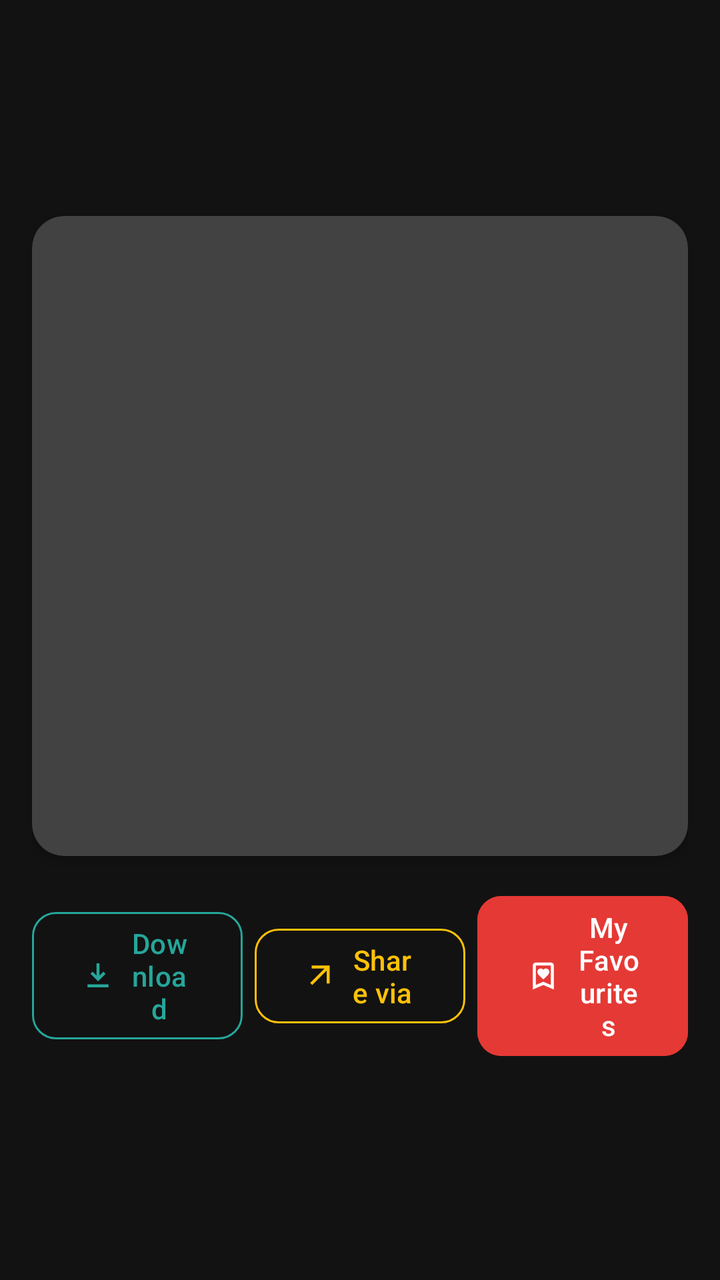
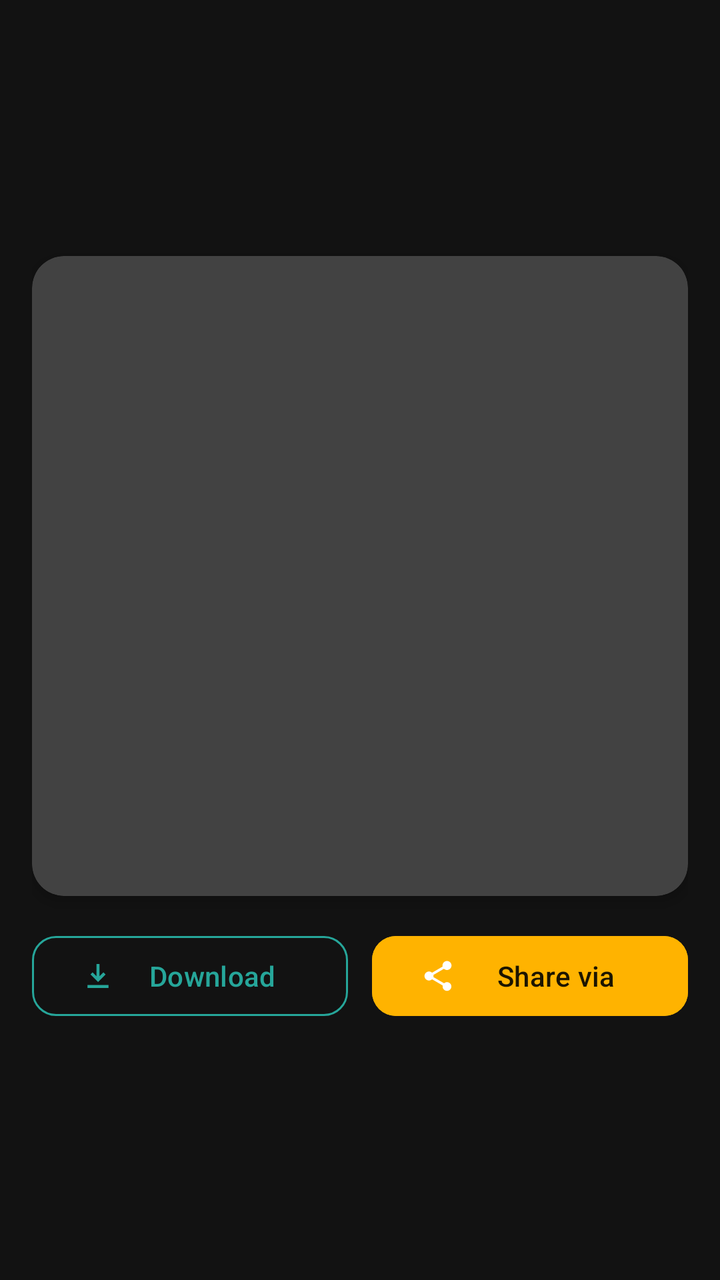

Two renders of the same Android screen: before a commit and after it. Below are the layout's source before the change and the commit's diff.
<!-- AndroidManifest.xml: application theme Theme.TheCatalogue -->
<!-- res/layout/dialog_cat_preview.xml -->
<?xml version="1.0" encoding="utf-8"?>
<LinearLayout xmlns:android="http://schemas.android.com/apk/res/android"
    xmlns:app="http://schemas.android.com/apk/res-auto"
    android:layout_width="match_parent"
    android:layout_height="wrap_content"
    android:orientation="vertical"
    android:padding="16dp"
    android:gravity="center">

    <androidx.cardview.widget.CardView
        android:layout_width="match_parent"
        android:layout_height="320dp"
        app:cardCornerRadius="16dp"
        app:cardElevation="4dp">

        <ImageView
            android:id="@+id/previewCatImage"
            android:layout_width="match_parent"
            android:layout_height="match_parent"
            android:contentDescription="@string/cat_detail_title"
            android:scaleType="centerCrop" />

    </androidx.cardview.widget.CardView>

    <LinearLayout
        android:layout_width="match_parent"
        android:layout_height="wrap_content"
        android:orientation="horizontal"
        android:gravity="center"
        android:paddingTop="16dp">

        <com.google.android.material.button.MaterialButton
            android:id="@+id/btnPreviewDownload"
            style="@style/Widget.Material3.Button.OutlinedButton"
            android:layout_width="0dp"
            android:layout_height="wrap_content"
            android:layout_weight="1"
            android:layout_marginEnd="4dp"
            app:cornerRadius="12dp"
            app:icon="@drawable/ic_download"
            app:iconTint="@color/download_teal"
            app:strokeColor="@color/download_teal"
            android:textColor="@color/download_teal"
            android:text="@string/download" />

        <com.google.android.material.button.MaterialButton
            android:id="@+id/btnPreviewShare"
            style="@style/Widget.Material3.Button.OutlinedButton"
            android:layout_width="0dp"
            android:layout_height="wrap_content"
            android:layout_weight="1"
            android:layout_marginStart="2dp"
            android:layout_marginEnd="2dp"
            app:cornerRadius="12dp"
            app:icon="@drawable/ic_share"
            app:iconTint="@color/share_gold"
            app:strokeColor="@color/share_gold"
            android:textColor="@color/share_gold"
            android:text="@string/share_via" />

        <com.google.android.material.button.MaterialButton
            android:id="@+id/btnPreviewFavorite"
            style="@style/Widget.Material3.Button"
            android:layout_width="0dp"
            android:layout_height="wrap_content"
            android:layout_weight="1"
            android:layout_marginStart="4dp"
            app:cornerRadius="12dp"
            app:icon="@drawable/ic_favourite"
            app:iconTint="@color/white"
            android:backgroundTint="@color/crimson_red"
            android:textColor="@color/white"
            android:text="@string/nav_my_favourites" />

    </LinearLayout>

</LinearLayout>
<!-- resources referenced by this layout -->
<resources>
  <color name="crimson_red">#E53935</color>
  <color name="download_teal">#26A69A</color>
  <color name="share_gold">#FFC107</color>
  <color name="white">#FFFFFFFF</color>
  <!-- drawable ic_download (drawable) -->
  <?xml version="1.0" encoding="utf-8"?>
  <vector xmlns:android="http://schemas.android.com/apk/res/android"
      android:width="24dp"
      android:height="24dp"
      android:viewportWidth="24"
      android:viewportHeight="24">
      <path
          android:fillColor="@android:color/white"
          android:pathData="M12,16L7,11L8.41,9.59L11,12.17V4H13V12.17L15.59,9.59L17,11L12,16ZM5,20V18H19V20H5Z" />
  </vector>
  <!-- drawable ic_favourite (drawable) -->
  <vector xmlns:android="http://schemas.android.com/apk/res/android" android:height="24dp" android:tint="#000000" android:viewportHeight="960" android:viewportWidth="960" android:width="24dp">
        
      <path android:fillColor="@android:color/white" android:pathData="M480,572Q531,525 562.5,494.5Q594,464 611,442Q628,420 634,403.5Q640,387 640,368Q640,332 614,306Q588,280 552,280Q531,280 511.5,288.5Q492,297 480,312Q468,297 449,288.5Q430,280 408,280Q372,280 346,306Q320,332 320,368Q320,387 325.5,403Q331,419 348,441Q365,463 396,493.5Q427,524 480,572ZM200,840L200,200Q200,167 223.5,143.5Q247,120 280,120L680,120Q713,120 736.5,143.5Q760,167 760,200L760,840L480,720L200,840ZM280,718L480,632L680,718L680,200Q680,200 680,200Q680,200 680,200L280,200Q280,200 280,200Q280,200 280,200L280,718ZM280,200L280,200Q280,200 280,200Q280,200 280,200L680,200Q680,200 680,200Q680,200 680,200L680,200L480,200L280,200Z"/>
      
  </vector>
  <!-- drawable ic_share (drawable) -->
  <vector xmlns:android="http://schemas.android.com/apk/res/android" android:autoMirrored="true" android:height="24dp" android:tint="#000000" android:viewportHeight="960" android:viewportWidth="960" android:width="24dp">
        
      <path android:fillColor="@android:color/white" android:pathData="M256,720L200,664L584,280L240,280L240,200L720,200L720,680L640,680L640,336L256,720Z"/>
      
  </vector>
  <string name="cat_detail_title">Cat Details</string>
  <string name="download">Download</string>
  <string name="nav_my_favourites">My Favourites</string>
  <string name="share_via">Share via</string>
  <style name="Theme.TheCatalogue" parent="Theme.Material3.Dark.NoActionBar">
          <item name="colorPrimary">@color/primary_gold</item>
          <item name="colorOnPrimary">@color/on_primary_gold</item>
          <item name="colorPrimaryContainer">@color/primary_container_gold</item>
          <item name="colorOnPrimaryContainer">@color/on_primary_container_gold</item>
  
          <item name="colorSecondary">@color/crimson_red</item>
          <item name="colorOnSecondary">@color/on_crimson_red</item>
  
          <item name="android:colorBackground">@color/dark_background</item>
          <item name="colorSurface">@color/dark_surface</item>
          <item name="colorOnSurface">@color/on_dark_surface</item>
  
          <item name="android:statusBarColor">@color/dark_background</item>
          <item name="android:navigationBarColor">@color/dark_background</item>
      </style>
  <color name="primary_gold">#FFB300</color>
  <color name="on_primary_gold">#1C1500</color>
  <color name="primary_container_gold">#3A2B00</color>
  <color name="on_primary_container_gold">#FFDF9E</color>
  <color name="on_crimson_red">#FFFFFF</color>
  <color name="dark_background">#121212</color>
  <color name="dark_surface">#1E1B18</color>
  <color name="on_dark_surface">#F5F5F5</color>
</resources>

<!-- the commit's change to res/layout/dialog_cat_preview.xml (unified diff, before → after) -->
@@ -35,7 +35,7 @@
             android:layout_width="0dp"
             android:layout_height="wrap_content"
             android:layout_weight="1"
-            android:layout_marginEnd="4dp"
+            android:layout_marginEnd="6dp"
             app:cornerRadius="12dp"
             app:icon="@drawable/ic_download"
             app:iconTint="@color/download_teal"
@@ -45,32 +45,17 @@
 
         <com.google.android.material.button.MaterialButton
             android:id="@+id/btnPreviewShare"
-            style="@style/Widget.Material3.Button.OutlinedButton"
-            android:layout_width="0dp"
-            android:layout_height="wrap_content"
-            android:layout_weight="1"
-            android:layout_marginStart="2dp"
-            android:layout_marginEnd="2dp"
-            app:cornerRadius="12dp"
-            app:icon="@drawable/ic_share"
-            app:iconTint="@color/share_gold"
-            app:strokeColor="@color/share_gold"
-            android:textColor="@color/share_gold"
-            android:text="@string/share_via" />
-
-        <com.google.android.material.button.MaterialButton
-            android:id="@+id/btnPreviewFavorite"
             style="@style/Widget.Material3.Button"
             android:layout_width="0dp"
             android:layout_height="wrap_content"
             android:layout_weight="1"
-            android:layout_marginStart="4dp"
+            android:layout_marginStart="6dp"
             app:cornerRadius="12dp"
-            app:icon="@drawable/ic_favourite"
+            app:icon="@drawable/ic_share"
             app:iconTint="@color/white"
-            android:backgroundTint="@color/crimson_red"
-            android:textColor="@color/white"
-            android:text="@string/nav_my_favourites" />
+            android:backgroundTint="@color/primary_gold"
+            android:textColor="@color/on_primary_gold"
+            android:text="@string/share_via" />
 
     </LinearLayout>
 
<!-- resource entries referenced after the edit -->
@@ -2,7 +2,6 @@
 <resources>
   <color name="crimson_red">#E53935</color>
   <color name="download_teal">#26A69A</color>
-  <color name="share_gold">#FFC107</color>
   <color name="white">#FFFFFFFF</color>
   <!-- drawable ic_download (drawable) -->
   <?xml version="1.0" encoding="utf-8"?>
@@ -15,21 +14,19 @@
           android:fillColor="@android:color/white"
           android:pathData="M12,16L7,11L8.41,9.59L11,12.17V4H13V12.17L15.59,9.59L17,11L12,16ZM5,20V18H19V20H5Z" />
   </vector>
-  <!-- drawable ic_favourite (drawable) -->
-  <vector xmlns:android="http://schemas.android.com/apk/res/android" android:height="24dp" android:tint="#000000" android:viewportHeight="960" android:viewportWidth="960" android:width="24dp">
-        
-      <path android:fillColor="@android:color/white" android:pathData="M480,572Q531,525 562.5,494.5Q594,464 611,442Q628,420 634,403.5Q640,387 640,368Q640,332 614,306Q588,280 552,280Q531,280 511.5,288.5Q492,297 480,312Q468,297 449,288.5Q430,280 408,280Q372,280 346,306Q320,332 320,368Q320,387 325.5,403Q331,419 348,441Q365,463 396,493.5Q427,524 480,572ZM200,840L200,200Q200,167 223.5,143.5Q247,120 280,120L680,120Q713,120 736.5,143.5Q760,167 760,200L760,840L480,720L200,840ZM280,718L480,632L680,718L680,200Q680,200 680,200Q680,200 680,200L280,200Q280,200 280,200Q280,200 280,200L280,718ZM280,200L280,200Q280,200 280,200Q280,200 280,200L680,200Q680,200 680,200Q680,200 680,200L680,200L480,200L280,200Z"/>
-      
-  </vector>
   <!-- drawable ic_share (drawable) -->
-  <vector xmlns:android="http://schemas.android.com/apk/res/android" android:autoMirrored="true" android:height="24dp" android:tint="#000000" android:viewportHeight="960" android:viewportWidth="960" android:width="24dp">
-        
-      <path android:fillColor="@android:color/white" android:pathData="M256,720L200,664L584,280L240,280L240,200L720,200L720,680L640,680L640,336L256,720Z"/>
-      
+  <?xml version="1.0" encoding="utf-8"?>
+  <vector xmlns:android="http://schemas.android.com/apk/res/android"
+      android:width="24dp"
+      android:height="24dp"
+      android:viewportWidth="24"
+      android:viewportHeight="24">
+      <path
+          android:fillColor="@android:color/white"
+          android:pathData="M18,16.08c-0.76,0 -1.44,0.3 -1.96,0.77L8.91,12.7c0.05,-0.23 0.09,-0.47 0.09,-0.7s-0.04,-0.47 -0.09,-0.7l7.05,-4.11c0.54,0.5 1.25,0.81 2.04,0.81 1.66,0 3,-1.34 3,-3s-1.34,-3 -3,-3 -3,1.34 -3,3c0,0.23 0.04,0.47 0.09,0.7L8.04,9.81C7.5,9.31 6.79,9 6,9c-1.66,0 -3,1.34 -3,3s1.34,3 3,3c0.79,0 1.5,-0.31 2.04,-0.81l7.12,4.16c-0.05,0.21 -0.08,0.43 -0.08,0.65 0,1.61 1.31,2.92 2.92,2.92s2.92,-1.31 2.92,-2.92c0,-1.61 -1.31,-2.92 -2.92,-2.92z" />
   </vector>
   <string name="cat_detail_title">Cat Details</string>
   <string name="download">Download</string>
-  <string name="nav_my_favourites">My Favourites</string>
   <string name="share_via">Share via</string>
   <style name="Theme.TheCatalogue" parent="Theme.Material3.Dark.NoActionBar">
           <item name="colorPrimary">@color/primary_gold</item>
